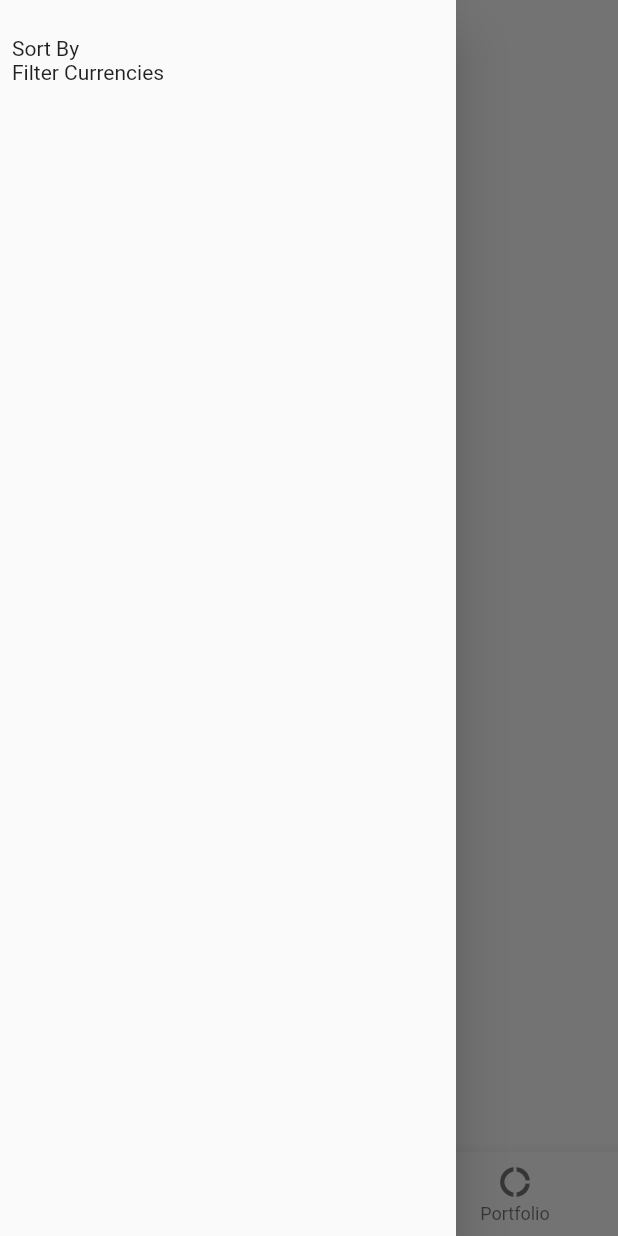
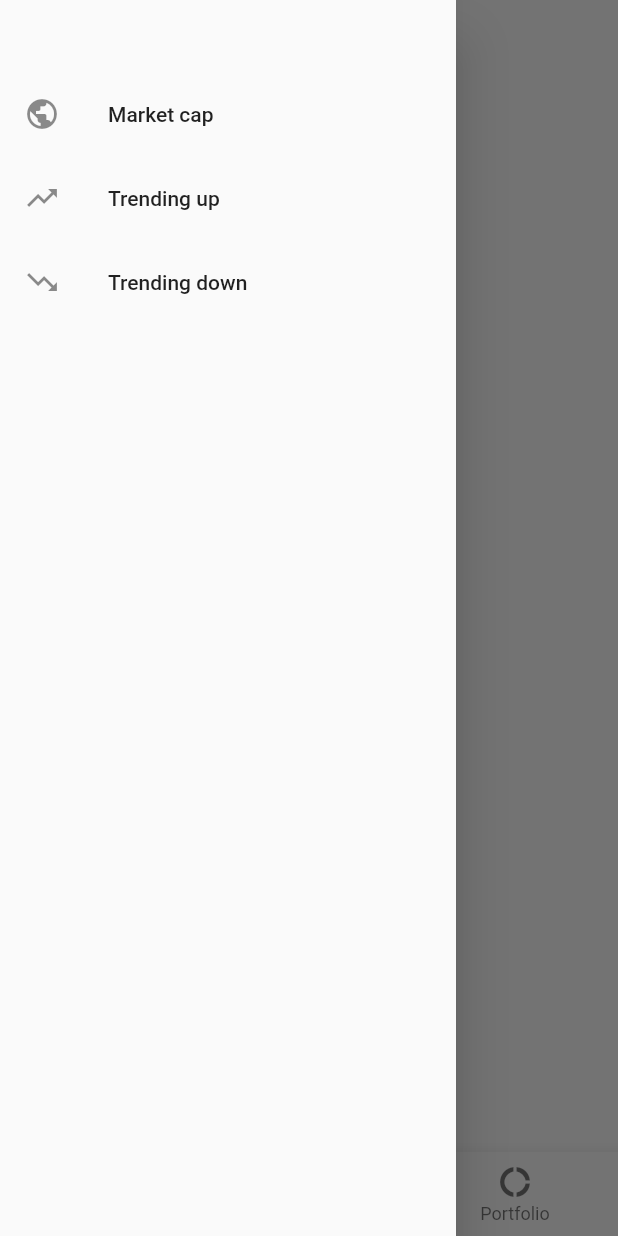
Before and after one commit to damoonrashidi/bitalarm, a Flutter app: the screen it shows after launch, item 2 of the bottom bar chosen, with the side drawer open, on a phone screen of 412 x 824 dp. Run offline on Flutter 3.47's test engine with Material 2 defaults, Android fonts, the phone set to English and light mode, and no system bars; our stand-ins replace sqflite; missing offline and left inert: flutter_circular_chart; accounts and stored records are empty; network calls fail.

Commit message:
starting to look like an app

```diff
--- a/lib/main.dart
+++ b/lib/main.dart
@@ -3,6 +3,7 @@ import 'package:flutter/material.dart';
 import './pages/all.dart';
 import './pages/home.dart';
 import './pages/portfolio.dart';
+import './styles.dart';
 
 
 void main() {
@@ -25,10 +26,8 @@ class BitAlarm extends StatelessWidget {
   Widget build(BuildContext context) {
     return new MaterialApp(
       title: 'BitAlarm',
-      theme: new ThemeData(
-        primarySwatch: Colors.deepPurple
-      ),
-      home: new MyHomePage(title: 'CoinWatch'),
+      theme: customTheme,
+      home: new MyHomePage(title: 'BitAlarm'),
       routes: <String, WidgetBuilder> {
         '/home'  : (BuildContext ctx) => new MyHomePage(),
         '/all'   : (BuildContext ctx) => new AllCurrenciesPage(),
--- a/lib/pages/all.dart
+++ b/lib/pages/all.dart
@@ -1,6 +1,4 @@
-import 'dart:convert';
-
-import 'package:http/http.dart' as http;
+import 'dart:async';
 import 'package:flutter/material.dart';
 import '../components.dart';
 import '../helpers/services.dart';
@@ -14,45 +12,91 @@ class AllCurrenciesPage extends StatefulWidget {
   _AllCurrenciesState createState() => new _AllCurrenciesState();
 }
 
-class _AllCurrenciesState extends State<AllCurrenciesPage> {
+enum SortOrder { marketCap, trending, losing }
+
+class _AllCurrenciesState extends State<AllCurrenciesPage> with SingleTickerProviderStateMixin {
   Map<String, Object> _prices = {};
-  List<Card> list = [];
-  List<String> watchlist = [];
+  List<Card> _list = [];
+  List<String> _watchlist = [];
   WatchlistProvider watchProvider = new WatchlistProvider();
+  SortOrder _sortOrder = SortOrder.marketCap;
 
   _refreshValue() async {
-    list = [];
-    watchlist = await watchProvider.getWatchlist();
-    var data = JSON.decode((await http.get('https://api.coinmarketcap.com/v1/ticker/')).body);
+    _list = [];
+    _prices = {};
+    _watchlist = await watchProvider.getWatchlist();
+    List<Object> data = await API.getPrices();
+    if (_sortOrder == SortOrder.trending) {
+      data.sort((Object a, Object b) => double.parse(a['percent_change_24h']) > double.parse(b['percent_change_24h']) ? -1 : 1);
+    } else if (_sortOrder == SortOrder.losing) {
+      data.sort((Object a, Object b) => double.parse(a['percent_change_24h']) > double.parse(b['percent_change_24h']) ? 1 : -1);
+    }
     for (var currency in data) {
       _prices[currency['symbol']] = currency;
     }
     _prices.forEach((String ticker, Object data) {
-      list.add(currencyCard(
+      _list.add(currencyCard(
         data['symbol'],
         data['name'],
         double.parse(data['price_usd']),
         double.parse(data['percent_change_24h']),
         true,
-        watchlist,
+        _watchlist,
       ));
     });
     setState((){});
   }
 
-  _AllCurrenciesState () {
+  void setSortOrder({SortOrder order = SortOrder.marketCap}) {
+    _sortOrder = order;
+    _refreshValue();
+  }
+
+
+  @override
+  void initState() {
+    super.initState();
     _refreshValue();
   }
 
   @override
+  void dispose() {
+    super.dispose();
+  }
+
+
+  @override
   Widget build(BuildContext ctx) {
     return new Scaffold(
-      drawer: sidebarDrawer(_prices),
       bottomNavigationBar: bottomNav(ctx, 1),
+      drawer: new Drawer(
+        child: new Container(
+          margin: const EdgeInsets.only(top: 48.0, bottom: 20.0),
+          child: new Column(
+            children: [
+              new ListTile(
+                leading: new Icon(Icons.public),
+                title: new Text('Market cap'),
+                onTap: () => this.setSortOrder(order: SortOrder.marketCap)
+              ),
+              new ListTile(
+                leading: new Icon(Icons.trending_up),
+                title: new Text('Trending up'),
+                onTap: () => this.setSortOrder(order: SortOrder.trending)
+              ),
+              new ListTile(
+                leading: new Icon(Icons.trending_down),
+                title: new Text('Trending down'),
+                onTap: () => this.setSortOrder(order: SortOrder.losing)
+              ),
+            ],
+          ),
+        )
+      ),
       body: new Container(
-        padding: new EdgeInsets.fromLTRB(16.0, 10.0, 16.0, 0.0),
+        padding: new EdgeInsets.fromLTRB(16.0, 16.0, 16.0, 0.0),
         child: new ListView(
-          children: list,
+          children: _list,
         ),
       ),
     );
--- a/lib/pages/home.dart
+++ b/lib/pages/home.dart
@@ -21,7 +21,9 @@ class _MyHomePageState extends State<MyHomePage> {
     setState(() {});
   }
 
-  _MyHomePageState() {
+  @override
+  void initState() {
+    super.initState();
     _getList();
   }
 
--- a/lib/styles.dart
+++ b/lib/styles.dart
@@ -38,3 +38,12 @@ Color getTickerColor(String ticker) {
     return colors[ticker];
   }
 }
+
+ThemeData customTheme = new ThemeData(
+  brightness: Brightness.light,
+  primarySwatch: Colors.blue,
+  primaryColor: const Color(0xff1819AA),
+  primaryColorBrightness: Brightness.dark,
+  accentColor: Colors.deepPurpleAccent,
+  accentColorBrightness: Brightness.light
+);
```
Also changed, not shown: lib/components.dart (+7 -6 lines), lib/helpers/portfolio.helper.dart (added, +9 -0 lines), lib/helpers/services.dart (+7 -8 lines), lib/pages/portfolio.dart (+37 -28 lines), 1 other file.
